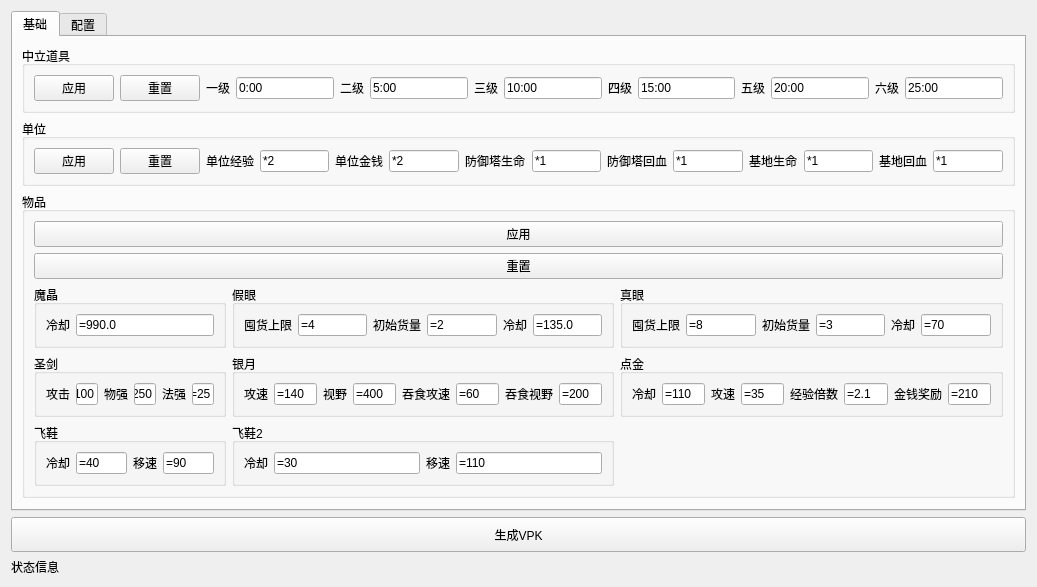
Before: the Qt Designer form untitled.ui in JeremyChim/d3, drawn with Qt 5.
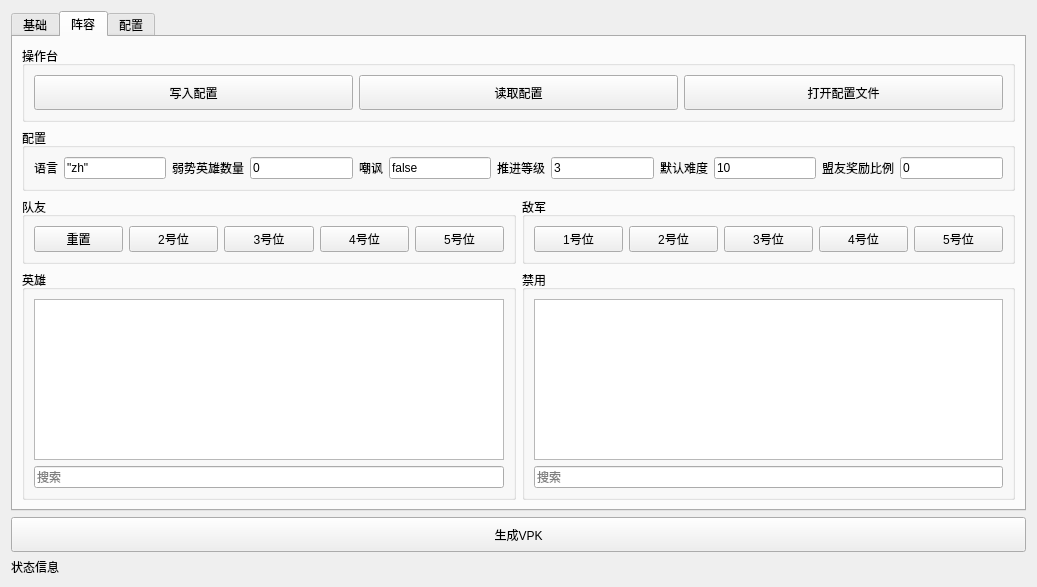
After: the same form once the commit is applied.

What changed in the file:
```diff
--- a/untitled.ui
+++ b/untitled.ui
@@ -17,7 +17,7 @@
    <item>
     <widget class="QTabWidget" name="tabWidget">
      <property name="currentIndex">
-      <number>0</number>
+      <number>1</number>
      </property>
      <widget class="QWidget" name="tab">
       <attribute name="title">
@@ -695,6 +695,330 @@
        </item>
       </layout>
      </widget>
+     <widget class="QWidget" name="tab_3">
+      <attribute name="title">
+       <string>阵容</string>
+      </attribute>
+      <layout class="QVBoxLayout" name="verticalLayout_7">
+       <item>
+        <widget class="QGroupBox" name="groupBox_18">
+         <property name="title">
+          <string>操作台</string>
+         </property>
+         <layout class="QHBoxLayout" name="horizontalLayout_23">
+          <item>
+           <widget class="QPushButton" name="luaWrite">
+            <property name="minimumSize">
+             <size>
+              <width>0</width>
+              <height>35</height>
+             </size>
+            </property>
+            <property name="text">
+             <string>写入配置</string>
+            </property>
+           </widget>
+          </item>
+          <item>
+           <widget class="QPushButton" name="luaRead">
+            <property name="minimumSize">
+             <size>
+              <width>0</width>
+              <height>35</height>
+             </size>
+            </property>
+            <property name="text">
+             <string>读取配置</string>
+            </property>
+           </widget>
+          </item>
+          <item>
+           <widget class="QPushButton" name="luaOpen">
+            <property name="minimumSize">
+             <size>
+              <width>0</width>
+              <height>35</height>
+             </size>
+            </property>
+            <property name="text">
+             <string>打开配置文件</string>
+            </property>
+           </widget>
+          </item>
+         </layout>
+        </widget>
+       </item>
+       <item>
+        <widget class="QGroupBox" name="groupBox_16">
+         <property name="title">
+          <string>配置</string>
+         </property>
+         <layout class="QHBoxLayout" name="horizontalLayout_18">
+          <item>
+           <layout class="QHBoxLayout" name="horizontalLayout_12">
+            <item>
+             <widget class="QLabel" name="label_2">
+              <property name="text">
+               <string>语言</string>
+              </property>
+             </widget>
+            </item>
+            <item>
+             <widget class="QLineEdit" name="Localization">
+              <property name="text">
+               <string>&quot;zh&quot;</string>
+              </property>
+             </widget>
+            </item>
+           </layout>
+          </item>
+          <item>
+           <layout class="QHBoxLayout" name="horizontalLayout_13">
+            <item>
+             <widget class="QLabel" name="label_4">
+              <property name="text">
+               <string>弱势英雄数量</string>
+              </property>
+             </widget>
+            </item>
+            <item>
+             <widget class="QLineEdit" name="Weak_Hero_Cap">
+              <property name="text">
+               <string>0</string>
+              </property>
+             </widget>
+            </item>
+           </layout>
+          </item>
+          <item>
+           <layout class="QHBoxLayout" name="horizontalLayout_14">
+            <item>
+             <widget class="QLabel" name="label_35">
+              <property name="text">
+               <string>嘲讽</string>
+              </property>
+             </widget>
+            </item>
+            <item>
+             <widget class="QLineEdit" name="Allow_Trash_Talk">
+              <property name="text">
+               <string>false</string>
+              </property>
+             </widget>
+            </item>
+           </layout>
+          </item>
+          <item>
+           <layout class="QHBoxLayout" name="horizontalLayout_15">
+            <item>
+             <widget class="QLabel" name="label_36">
+              <property name="text">
+               <string>推进等级</string>
+              </property>
+             </widget>
+            </item>
+            <item>
+             <widget class="QLineEdit" name="Force_Group_Push_Level">
+              <property name="text">
+               <string>3</string>
+              </property>
+             </widget>
+            </item>
+           </layout>
+          </item>
+          <item>
+           <layout class="QHBoxLayout" name="horizontalLayout_16">
+            <item>
+             <widget class="QLabel" name="label_39">
+              <property name="text">
+               <string>默认难度</string>
+              </property>
+             </widget>
+            </item>
+            <item>
+             <widget class="QLineEdit" name="Default_Difficulty">
+              <property name="text">
+               <string>10</string>
+              </property>
+             </widget>
+            </item>
+           </layout>
+          </item>
+          <item>
+           <layout class="QHBoxLayout" name="horizontalLayout_17">
+            <item>
+             <widget class="QLabel" name="label_40">
+              <property name="text">
+               <string>盟友奖励比例</string>
+              </property>
+              <property name="textFormat">
+               <enum>Qt::AutoText</enum>
+              </property>
+              <property name="openExternalLinks">
+               <bool>false</bool>
+              </property>
+             </widget>
+            </item>
+            <item>
+             <widget class="QLineEdit" name="Default_Ally_Scale">
+              <property name="text">
+               <string>0</string>
+              </property>
+             </widget>
+            </item>
+           </layout>
+          </item>
+         </layout>
+        </widget>
+       </item>
+       <item>
+        <layout class="QHBoxLayout" name="horizontalLayout_21">
+         <item>
+          <widget class="QGroupBox" name="groupBox_14">
+           <property name="title">
+            <string>队友</string>
+           </property>
+           <layout class="QHBoxLayout" name="horizontalLayout_19">
+            <item>
+             <widget class="QPushButton" name="pushButton_13">
+              <property name="text">
+               <string>重置</string>
+              </property>
+             </widget>
+            </item>
+            <item>
+             <widget class="QPushButton" name="pushButton_3">
+              <property name="text">
+               <string>2号位</string>
+              </property>
+             </widget>
+            </item>
+            <item>
+             <widget class="QPushButton" name="pushButton_7">
+              <property name="text">
+               <string>3号位</string>
+              </property>
+             </widget>
+            </item>
+            <item>
+             <widget class="QPushButton" name="pushButton_2">
+              <property name="text">
+               <string>4号位</string>
+              </property>
+             </widget>
+            </item>
+            <item>
+             <widget class="QPushButton" name="pushButton">
+              <property name="minimumSize">
+               <size>
+                <width>0</width>
+                <height>0</height>
+               </size>
+              </property>
+              <property name="text">
+               <string>5号位</string>
+              </property>
+             </widget>
+            </item>
+           </layout>
+          </widget>
+         </item>
+         <item>
+          <widget class="QGroupBox" name="groupBox_15">
+           <property name="title">
+            <string>敌军</string>
+           </property>
+           <layout class="QHBoxLayout" name="horizontalLayout_20">
+            <item>
+             <widget class="QPushButton" name="pushButton_8">
+              <property name="text">
+               <string>1号位</string>
+              </property>
+             </widget>
+            </item>
+            <item>
+             <widget class="QPushButton" name="pushButton_9">
+              <property name="text">
+               <string>2号位</string>
+              </property>
+             </widget>
+            </item>
+            <item>
+             <widget class="QPushButton" name="pushButton_10">
+              <property name="text">
+               <string>3号位</string>
+              </property>
+             </widget>
+            </item>
+            <item>
+             <widget class="QPushButton" name="pushButton_11">
+              <property name="text">
+               <string>4号位</string>
+              </property>
+             </widget>
+            </item>
+            <item>
+             <widget class="QPushButton" name="pushButton_12">
+              <property name="text">
+               <string>5号位</string>
+              </property>
+             </widget>
+            </item>
+           </layout>
+          </widget>
+         </item>
+        </layout>
+       </item>
+       <item>
+        <layout class="QHBoxLayout" name="horizontalLayout_22">
+         <item>
+          <widget class="QGroupBox" name="groupBox_13">
+           <property name="title">
+            <string>英雄</string>
+           </property>
+           <layout class="QVBoxLayout" name="verticalLayout_5">
+            <item>
+             <widget class="QListView" name="listView_2"/>
+            </item>
+            <item>
+             <widget class="QLineEdit" name="lineEdit">
+              <property name="text">
+               <string/>
+              </property>
+              <property name="placeholderText">
+               <string>搜索</string>
+              </property>
+             </widget>
+            </item>
+           </layout>
+          </widget>
+         </item>
+         <item>
+          <widget class="QGroupBox" name="groupBox_17">
+           <property name="title">
+            <string>禁用</string>
+           </property>
+           <layout class="QVBoxLayout" name="verticalLayout_4">
+            <item>
+             <widget class="QListView" name="listView_3"/>
+            </item>
+            <item>
+             <widget class="QLineEdit" name="lineEdit_23">
+              <property name="text">
+               <string/>
+              </property>
+              <property name="placeholderText">
+               <string>搜索</string>
+              </property>
+             </widget>
+            </item>
+           </layout>
+          </widget>
+         </item>
+        </layout>
+       </item>
+      </layout>
+     </widget>
      <widget class="QWidget" name="tab_2">
       <attribute name="title">
        <string>配置</string>
```
